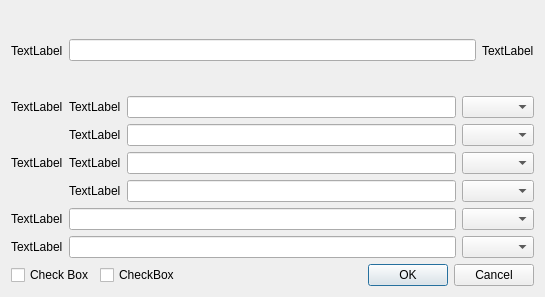
TimeToStop/ElectroStaticFieldSimulator, file Interface/Charge/createchargedialog.ui: the form before one commit.
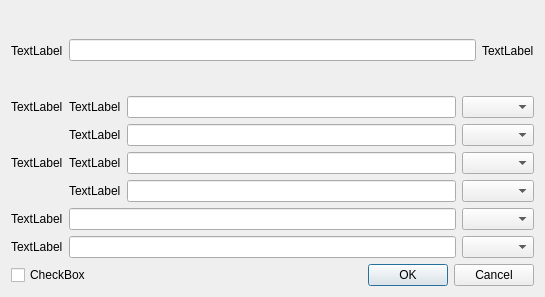
The form after the commit. Icons and pictures are not drawn.

```diff
--- a/Interface/Charge/createchargedialog.ui
+++ b/Interface/Charge/createchargedialog.ui
@@ -143,13 +143,6 @@
      </item>
      <item>
       <layout class="QHBoxLayout" name="horizontalLayout_7">
-       <item>
-        <widget class="QCheckBox" name="m_is_ignored">
-         <property name="text">
-          <string>Check Box</string>
-         </property>
-        </widget>
-       </item>
        <item>
         <widget class="QCheckBox" name="m_is_movable">
          <property name="text">
```
